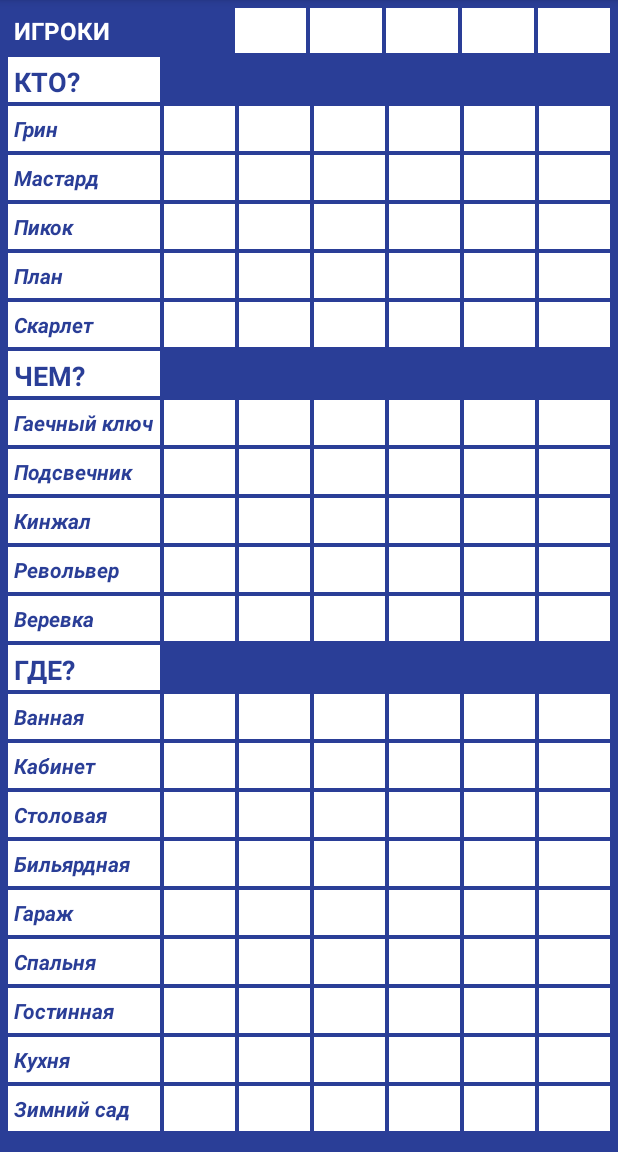
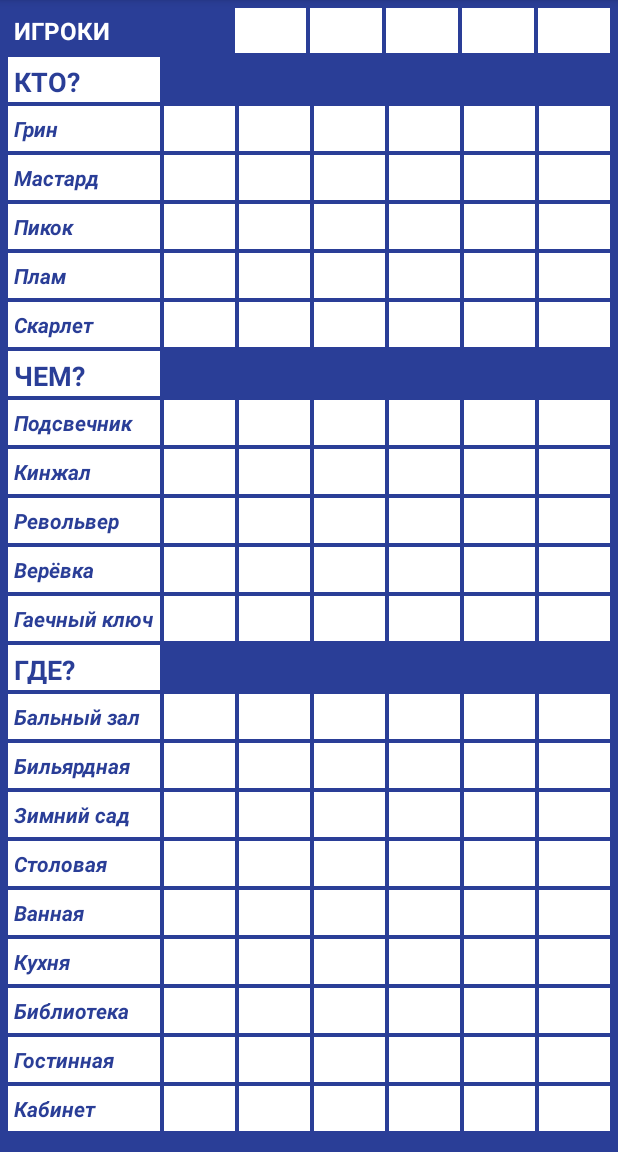
Before and after one commit to JorikFat/SeekSheet, an Android app: the screen it shows after launch (SheetActivity), on a phone screen of 412 x 824 dp, the part 84-1236 px from its top. Run offline under Robolectric (Android 15) with nearby library versions, the phone set to English and light mode, and no system bars.

Commit message:
fix ids and texts

```diff
--- a/app/src/main/res/layout/activity_sheet.xml
+++ b/app/src/main/res/layout/activity_sheet.xml
@@ -22,7 +22,7 @@
 
             <TableRow style="@style/SheetTable.Row">
 
-                <TextView android:id="@+id/tv_sheet_playersTag"
+                <TextView android:id="@+id/tv_sheet_playersTitle"
                     style="@style/SheetTable.Title"
                     android:textAllCaps="true"
                     android:background="@android:color/transparent"
@@ -37,30 +37,15 @@
                     android:layout_weight="1"
                     />
 
-                <EditText android:id="@+id/tv_sheet_player1name"
-                    style="@style/SheetTable.PlayerCell"
-                    tools:text="P1"
-                    />
+                <EditText style="@style/SheetTable.PlayerCell" />
 
-                <EditText android:id="@+id/tv_sheet_player2name"
-                    style="@style/SheetTable.PlayerCell"
-                    tools:text="P2"
-                    />
+                <EditText style="@style/SheetTable.PlayerCell" />
 
-                <EditText android:id="@+id/tv_sheet_player3name"
-                    style="@style/SheetTable.PlayerCell"
-                    tools:text="P3"
-                    />
+                <EditText style="@style/SheetTable.PlayerCell" />
 
-                <EditText android:id="@+id/tv_sheet_player4name"
-                    style="@style/SheetTable.PlayerCell"
-                    tools:text="P4"
-                    />
+                <EditText style="@style/SheetTable.PlayerCell" />
 
-                <EditText android:id="@+id/tv_sheet_player5name"
-                    style="@style/SheetTable.PlayerCell"
-                    tools:text="P5"
-                    />
+                <EditText style="@style/SheetTable.PlayerCell" />
             </TableRow>
 
             <!--Кто-->
@@ -91,22 +76,18 @@
                     android:text="@string/personMustard"
                     />
 
-                <include android:id="@+id/mustard"
-                    layout="@layout/layout_cells"
-                    />
+                <include layout="@layout/layout_cells" />
 
             </TableRow>
 
             <TableRow style="@style/SheetTable.Row">
 
-                <TextView android:id="@+id/tv_sheet_personPickok"
+                <TextView android:id="@+id/tv_sheet_personPeacoсk"
                     style="@style/SheetTable.Header"
                     android:text="@string/personPeacock"
                     />
 
-                <include android:id="@+id/pickok"
-                    layout="@layout/layout_cells"
-                    />
+                <include layout="@layout/layout_cells" />
 
             </TableRow>
 
@@ -117,9 +98,7 @@
                     android:text="@string/personPlum"
                     />
 
-                <include android:id="@+id/plan"
-                    layout="@layout/layout_cells"
-                    />
+                <include layout="@layout/layout_cells" />
 
             </TableRow>
 
@@ -130,9 +109,7 @@
                     android:text="@string/personScarlett"
                     />
 
-                <include android:id="@+id/skarlet"
-                    layout="@layout/layout_cells"
-                    />
+                <include layout="@layout/layout_cells" />
 
             </TableRow>
 
@@ -148,73 +125,63 @@
 
             <TableRow style="@style/SheetTable.Row">
 
-                <TextView android:id="@+id/tv_sheet_toolWrench"
+                <TextView
                     style="@style/SheetTable.Header"
-                    android:text="@string/toolWrench"
+                    android:text="@string/toolСandlestick"
                     />
 
-                <include android:id="@+id/skarlet"
-                    layout="@layout/layout_cells"
-                    />
+                <include layout="@layout/layout_cells" />
 
             </TableRow>
 
             <TableRow style="@style/SheetTable.Row">
 
-                <TextView android:id="@+id/tv_sheet_toolСandlestick"
+                <TextView
                     style="@style/SheetTable.Header"
-                    android:text="@string/toolСandlestick"
+                    android:text="@string/toolDagger"
                     />
 
-                <include android:id="@+id/skarlet"
-                    layout="@layout/layout_cells"
-                    />
+                <include layout="@layout/layout_cells" />
 
             </TableRow>
 
             <TableRow style="@style/SheetTable.Row">
 
-                <TextView android:id="@+id/tv_sheet_toolDagger"
+                <TextView
                     style="@style/SheetTable.Header"
-                    android:text="@string/toolDagger"
+                    android:text="@string/toolRevolver"
                     />
 
-                <include android:id="@+id/skarlet"
-                    layout="@layout/layout_cells"
-                    />
+                <include layout="@layout/layout_cells" />
 
             </TableRow>
 
             <TableRow style="@style/SheetTable.Row">
 
-                <TextView android:id="@+id/tv_sheet_toolRevolver"
+                <TextView
                     style="@style/SheetTable.Header"
-                    android:text="@string/toolRevolver"
+                    android:text="@string/toolRope"
                     />
 
-                <include android:id="@+id/skarlet"
-                    layout="@layout/layout_cells"
-                    />
+                <include layout="@layout/layout_cells" />
 
             </TableRow>
 
             <TableRow style="@style/SheetTable.Row">
 
-                <TextView android:id="@+id/tv_sheet_toolRope"
+                <TextView
                     style="@style/SheetTable.Header"
-                    android:text="@string/toolRope"
+                    android:text="@string/toolWrench"
                     />
 
-                <include android:id="@+id/skarlet"
-                    layout="@layout/layout_cells"
-                    />
+                <include layout="@layout/layout_cells" />
 
             </TableRow>
 
             <!--Где-->
             <TableRow style="@style/SheetTable.Row">
 
-                <TextView android:id="@+id/tv_sheet_where"
+                <TextView
                     style="@style/SheetTable.Title"
                     android:text="@string/where"
                     />
@@ -223,118 +190,100 @@
 
             <TableRow style="@style/SheetTable.Row">
 
-                <TextView android:id="@+id/tv_sheet_whereBath"
+                <TextView
                     style="@style/SheetTable.Header"
-                    android:text="@string/placeBath"
+                    android:text="@string/placeBallroom"
                     />
 
-                <include android:id="@+id/skarlet"
-                    layout="@layout/layout_cells"
-                    />
+                <include layout="@layout/layout_cells" />
 
             </TableRow>
 
             <TableRow style="@style/SheetTable.Row">
 
-                <TextView android:id="@+id/tv_sheet_whereCabinet"
+                <TextView
                     style="@style/SheetTable.Header"
-                    android:text="@string/placeCabinet"
+                    android:text="@string/placeBilliard"
                     />
 
-                <include android:id="@+id/skarlet"
-                    layout="@layout/layout_cells"
-                    />
+                <include layout="@layout/layout_cells" />
 
             </TableRow>
 
             <TableRow style="@style/SheetTable.Row">
 
-                <TextView android:id="@+id/tv_sheet_whereDining"
+                <TextView
                     style="@style/SheetTable.Header"
-                    android:text="@string/placeDining"
+                    android:text="@string/placeWinterGarden"
                     />
 
-                <include android:id="@+id/skarlet"
-                    layout="@layout/layout_cells"
-                    />
+                <include layout="@layout/layout_cells" />
 
             </TableRow>
 
             <TableRow style="@style/SheetTable.Row">
 
-                <TextView android:id="@+id/tv_sheet_whereBilliard"
+                <TextView
                     style="@style/SheetTable.Header"
-                    android:text="@string/placeBilliard"
+                    android:text="@string/placeDining"
                     />
 
-                <include android:id="@+id/skarlet"
-                    layout="@layout/layout_cells"
-                    />
+                <include layout="@layout/layout_cells" />
 
             </TableRow>
 
             <TableRow style="@style/SheetTable.Row">
 
-                <TextView android:id="@+id/tv_sheet_whereGarage"
+                <TextView
                     style="@style/SheetTable.Header"
-                    android:text="@string/placeGarage"
+                    android:text="@string/placeBath"
                     />
 
-                <include android:id="@+id/skarlet"
-                    layout="@layout/layout_cells"
-                    />
+                <include layout="@layout/layout_cells" />
 
             </TableRow>
 
             <TableRow style="@style/SheetTable.Row">
 
-                <TextView android:id="@+id/tv_sheet_whereBedroom"
+                <TextView
                     style="@style/SheetTable.Header"
-                    android:text="@string/placeBedroom"
+                    android:text="@string/placeKitchen"
                     />
 
-                <include android:id="@+id/skarlet"
-                    layout="@layout/layout_cells"
-                    />
+                <include layout="@layout/layout_cells" />
 
             </TableRow>
 
             <TableRow style="@style/SheetTable.Row">
 
-                <TextView android:id="@+id/tv_sheet_whereLivingroom"
+                <TextView
                     style="@style/SheetTable.Header"
-                    android:text="@string/placeLivingroom"
+                    android:text="@string/placeLibrary"
                     />
 
-                <include android:id="@+id/skarlet"
-                    layout="@layout/layout_cells"
-                    />
+                <include layout="@layout/layout_cells" />
 
             </TableRow>
 
             <TableRow style="@style/SheetTable.Row">
 
-                <TextView android:id="@+id/tv_sheet_whereKitchen"
+                <TextView
                     style="@style/SheetTable.Header"
-                    android:text="@string/placeKitchen"
+                    android:text="@string/placeLivingroom"
                     />
 
-                <include android:id="@+id/skarlet"
-                    layout="@layout/layout_cells"
-                    />
+                <include layout="@layout/layout_cells" />
 
             </TableRow>
 
             <TableRow style="@style/SheetTable.Row">
 
-                <TextView android:id="@+id/tv_sheet_whereWinterGarden"
+                <TextView
                     style="@style/SheetTable.Header"
-                    android:text="@string/placeWinterGarden"
+                    android:text="@string/placeCabinet"
                     />
 
-                <include android:id="@+id/skarlet"
-                    layout="@layout/layout_cells"
-                    />
+                <include layout="@layout/layout_cells" />
 
             </TableRow>
         </TableLayout>
--- a/app/src/main/res/values/strings.xml
+++ b/app/src/main/res/values/strings.xml
@@ -7,26 +7,26 @@
     <string name="personGreen">Грин</string>
     <string name="personMustard">Мастард</string>
     <string name="personPeacock">Пикок</string>
-    <string name="personPlum">План</string>
+    <string name="personPlum">Плам</string>
     <string name="personScarlett">Скарлет</string>
 
     <string name="which">Чем?</string>
-    <string name="toolWrench">Гаечный ключ</string>
     <string name="toolСandlestick">Подсвечник</string>
     <string name="toolDagger">Кинжал</string>
     <string name="toolRevolver">Револьвер</string>
-    <string name="toolRope">Веревка</string>
+    <string name="toolRope">Верёвка</string>
+    <string name="toolWrench">Гаечный ключ</string>
 
     <string name="where">Где?</string>
+    <string name="placeBallroom">Бальный зал</string>
+    <string name="placeBilliard">Бильярдная</string>
+    <string name="placeWinterGarden">Зимний сад</string>
+    <string name="placeDining">Столовая</string>
     <string name="placeBath">Ванная</string>
+    <string name="placeKitchen">Кухня</string>
+    <string name="placeLibrary">Библиотека</string>
+    <string name="placeLivingroom">Гостинная</string>
     <string name="placeCabinet">Кабинет</string>
-    <string name="placeDining">Столовая</string>
-    <string name="placeBilliard">Бильярдная</string>
-    <string name="placeGarage">Гараж</string>
-    <string name="placeBedroom">Спальня</string>
-    <string name="placeLivingroom">Гостинная</string>
-    <string name="placeKitchen">Кухня</string>
-    <string name="placeWinterGarden">Зимний сад</string>
 
     <string name="selectIcon_title">Выберите иконку</string>
 </resources>
```
